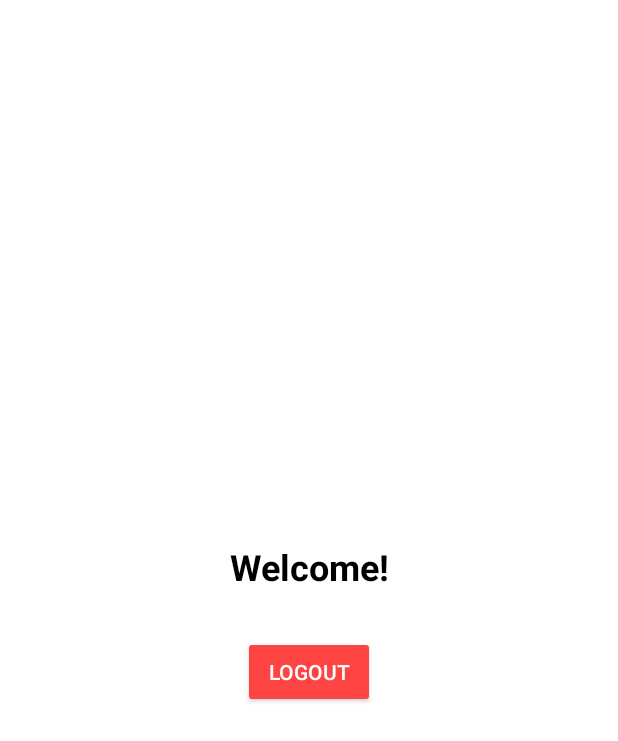
After one commit to horseman562/soci_app, an Android app built with Jetpack Compose: the layout activity_home.xml on its own in the app's theme, with its tools: preview values and no code run, on a phone screen of 412 x 824 dp. The commit adds this screen. Shown: the top 741 px of the screen. Run offline under Robolectric (Android 15) with nearby library versions, the phone set to English and light mode, and no system bars.

Commit message:
stage 1 debug fixed

```diff
--- a/app/build.gradle.kts
+++ b/app/build.gradle.kts
@@ -66,4 +66,10 @@ dependencies {
     androidTestImplementation(libs.androidx.ui.test.junit4)
     debugImplementation(libs.androidx.ui.tooling)
     debugImplementation(libs.androidx.ui.test.manifest)
+
+    implementation("androidx.appcompat:appcompat:1.7.0")
+
+    implementation("com.squareup.retrofit2:retrofit:2.11.0")
+    implementation("com.squareup.retrofit2:converter-gson:2.11.0")
+    implementation("com.squareup.okhttp3:logging-interceptor:4.12.0")
 }
--- a/app/src/main/AndroidManifest.xml
+++ b/app/src/main/AndroidManifest.xml
@@ -10,13 +10,13 @@
         android:label="@string/app_name"
         android:roundIcon="@mipmap/ic_launcher_round"
         android:supportsRtl="true"
-        android:theme="@style/Theme.Soci_app"
+        android:theme="@style/Theme.Qiu"
         tools:targetApi="31">
         <activity
             android:name=".MainActivity"
             android:exported="true"
             android:label="@string/app_name"
-            android:theme="@style/Theme.Soci_app">
+            android:theme="@style/Theme.Qiu">
             <intent-filter>
                 <action android:name="android.intent.action.MAIN" />
 
--- a/app/src/main/java/com/example/soci_app/MainActivity.kt
+++ b/app/src/main/java/com/example/soci_app/MainActivity.kt
@@ -11,14 +11,14 @@ import androidx.compose.material3.Text
 import androidx.compose.runtime.Composable
 import androidx.compose.ui.Modifier
 import androidx.compose.ui.tooling.preview.Preview
-import com.example.soci_app.ui.theme.Soci_appTheme
+import com.example.soci_app.ui.theme.QiuTheme
 
 class MainActivity : ComponentActivity() {
     override fun onCreate(savedInstanceState: Bundle?) {
         super.onCreate(savedInstanceState)
         enableEdgeToEdge()
         setContent {
-            Soci_appTheme {
+            QiuTheme {
                 Scaffold(modifier = Modifier.fillMaxSize()) { innerPadding ->
                     Greeting(
                         name = "Android",
@@ -41,7 +41,7 @@ fun Greeting(name: String, modifier: Modifier = Modifier) {
 @Preview(showBackground = true)
 @Composable
 fun GreetingPreview() {
-    Soci_appTheme {
+    QiuTheme {
         Greeting("Android")
     }
 }
--- /dev/null
+++ b/app/src/main/java/com/example/soci_app/model/LoginRequest.kt
@@ -0,0 +1,6 @@
+package com.example.soci_app.model
+
+data class LoginRequest(
+    val email: String,
+    val password: String
+)
--- /dev/null
+++ b/app/src/main/java/com/example/soci_app/model/LoginResponse.kt
@@ -0,0 +1,5 @@
+package com.example.soci_app.model
+
+data class LoginResponse(
+    val access_token: String, val user: User
+)
--- /dev/null
+++ b/app/src/main/java/com/example/soci_app/model/User.kt
@@ -0,0 +1,5 @@
+package com.example.soci_app.model
+
+data class User(
+    val id: Int, val name: String, val email: String
+)
--- a/app/src/main/java/com/example/soci_app/ui/theme/Theme.kt
+++ b/app/src/main/java/com/example/soci_app/ui/theme/Theme.kt
@@ -34,7 +34,7 @@ private val LightColorScheme = lightColorScheme(
 )
 
 @Composable
-fun Soci_appTheme(
+fun QiuTheme(
     darkTheme: Boolean = isSystemInDarkTheme(),
     // Dynamic color is available on Android 12+
     dynamicColor: Boolean = true,
--- /dev/null
+++ b/app/src/main/res/layout/activity_home.xml
@@ -0,0 +1,30 @@
+<?xml version="1.0" encoding="utf-8"?>
+<LinearLayout xmlns:android="http://schemas.android.com/apk/res/android"
+    android:layout_width="match_parent"
+    android:layout_height="match_parent"
+    android:orientation="vertical"
+    android:gravity="center"
+    android:padding="20dp"
+    android:background="@android:color/white">
+
+    <TextView
+        android:id="@+id/welcomeText"
+        android:layout_width="wrap_content"
+        android:layout_height="wrap_content"
+        android:text="Welcome!"
+        android:textSize="24sp"
+        android:textColor="@android:color/black"
+        android:textStyle="bold"
+        android:gravity="center"
+        android:padding="10dp" />
+
+    <Button
+        android:id="@+id/logoutButton"
+        android:layout_width="wrap_content"
+        android:layout_height="wrap_content"
+        android:text="Logout"
+        android:padding="10dp"
+        android:layout_marginTop="20dp"
+        android:backgroundTint="@android:color/holo_red_light"
+        android:textColor="@android:color/white"/>
+</LinearLayout>
--- a/app/src/main/res/values/strings.xml
+++ b/app/src/main/res/values/strings.xml
@@ -1,3 +1,3 @@
 <resources>
-    <string name="app_name">soci_app</string>
+    <string name="app_name">Qiu</string>
 </resources>
--- a/app/src/main/res/values/themes.xml
+++ b/app/src/main/res/values/themes.xml
@@ -1,5 +1,5 @@
 <?xml version="1.0" encoding="utf-8"?>
 <resources>
 
-    <style name="Theme.Soci_app" parent="android:Theme.Material.Light.NoActionBar" />
+    <style name="Theme.Qiu" parent="android:Theme.Material.Light.NoActionBar" />
 </resources>
```
Also changed, not shown: app/src/main/java/com/example/soci_app/api/ApiService.kt (added, +18 -0 lines), app/src/main/java/com/example/soci_app/api/RetrofitClient.kt (added, +16 -0 lines), app/src/main/java/com/example/soci_app/user_interface/HomeActivity.kt (added, +45 -0 lines), app/src/main/java/com/example/soci_app/user_interface/LoginActivity.kt (added, +71 -0 lines), app/src/main/res/layout/activity_login.xml (added, +29 -0 lines), 1 other file.
